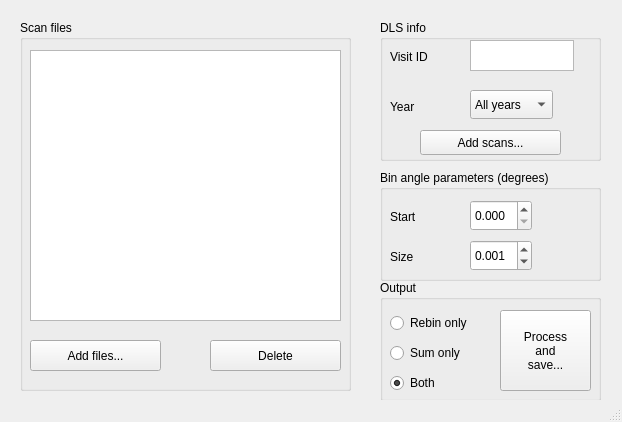
Above: rebin/mythen.ui from DiamondLightSource/dataproc-hrpd before the change. Below: the same form after it.
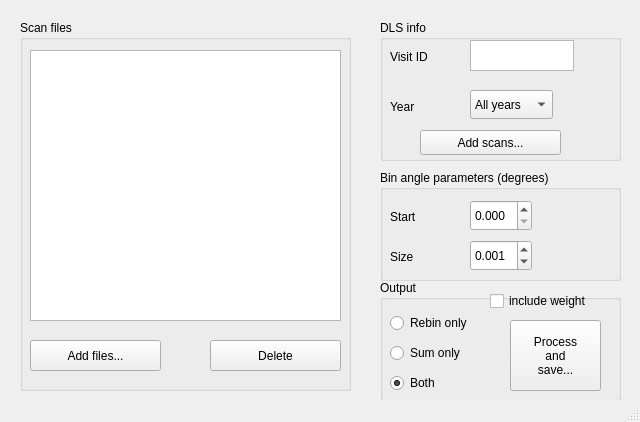
That is the form after the change. Custom widgets are drawn as their Qt base class.

Commit message: Added new check box for making fourth, weights column optional

The edit to the form file:
```diff
--- a/rebin/mythen.ui
+++ b/rebin/mythen.ui
@@ -6,7 +6,7 @@
    <rect>
     <x>0</x>
     <y>0</y>
-    <width>622</width>
+    <width>640</width>
     <height>422</height>
    </rect>
   </property>
@@ -19,7 +19,7 @@
      <rect>
       <x>380</x>
       <y>170</y>
-      <width>221</width>
+      <width>241</width>
       <height>111</height>
      </rect>
     </property>
@@ -96,7 +96,7 @@
      <rect>
       <x>380</x>
       <y>20</y>
-      <width>221</width>
+      <width>241</width>
       <height>141</height>
      </rect>
     </property>
@@ -259,7 +259,7 @@
      <rect>
       <x>380</x>
       <y>280</y>
-      <width>221</width>
+      <width>241</width>
       <height>121</height>
      </rect>
     </property>
@@ -311,10 +311,10 @@
     <widget class="QPushButton" name="process">
      <property name="geometry">
       <rect>
-       <x>120</x>
-       <y>30</y>
+       <x>130</x>
+       <y>40</y>
        <width>91</width>
-       <height>81</height>
+       <height>71</height>
       </rect>
      </property>
      <property name="toolTip">
@@ -326,6 +326,22 @@
 save...</string>
      </property>
     </widget>
+    <widget class="QCheckBox" name="weight_cb">
+     <property name="geometry">
+      <rect>
+       <x>110</x>
+       <y>10</y>
+       <width>131</width>
+       <height>22</height>
+      </rect>
+     </property>
+     <property name="toolTip">
+      <string>Include weight (number of bins used) as 4th column of output</string>
+     </property>
+     <property name="text">
+      <string>include weight</string>
+     </property>
+    </widget>
    </widget>
   </widget>
   <widget class="QStatusBar" name="statusbar"/>
```
Left out of the diff: 2 changed lines with no effect on the pictures. The commit also changes 3 other files.
